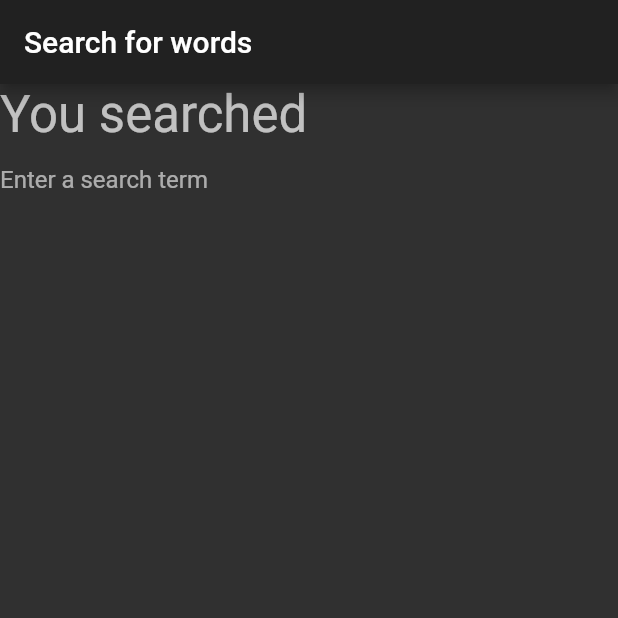
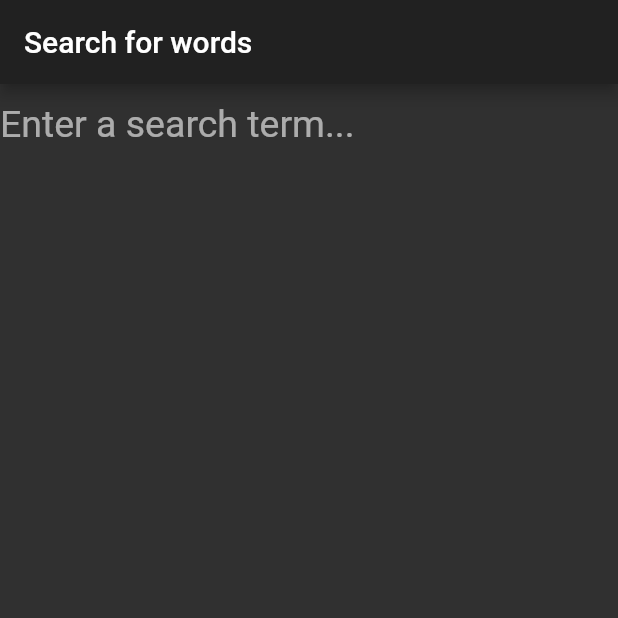
Before and after one commit to olfarmer/dark_dictionary, a Flutter app: the screen it shows after launch, on a phone screen of 412 x 824 dp, the top half of it. Run offline on Flutter 3.47's test engine with Material 2 defaults, Android fonts, the phone set to English and light mode, and no system bars; our stand-ins replace file_picker, permission_handler.

Commit message:
Improved style

```diff
--- a/lib/main.dart
+++ b/lib/main.dart
@@ -27,6 +27,7 @@ class SearchPage extends StatefulWidget {
 
   final String title;
   final Dictionary dictionary = Dictionary();
+  final textStyle = TextStyle(fontSize: 25,color: Colors.white);
 
   @override
   _SearchPageState createState() => _SearchPageState();
@@ -88,16 +89,19 @@ class Dictionary{
 class _SearchPageState extends State<SearchPage> {
   String _searchTerm = "";
   List<String> _result = [""];
+  final TextEditingController _searchController = new TextEditingController();
 
   void _performSearch(String term){
     setState(() {
       _searchTerm = term;
       _result = widget.dictionary.searchDictionaryEntries(term);
+      _searchController.clear();
     });
   }
 
   @override
   Widget build(BuildContext context) {
+
     return Scaffold(
       appBar: AppBar(
         title: Text(widget.title),
@@ -107,25 +111,28 @@ class _SearchPageState extends State<SearchPage> {
           mainAxisAlignment: MainAxisAlignment.start,
           crossAxisAlignment: CrossAxisAlignment.start,
           children: <Widget>[
+            TextField(
+              controller: _searchController,
+              decoration: InputDecoration(
+                border: InputBorder.none,
+                hintText: 'Enter a search term...',
+              ),
+              textInputAction: TextInputAction.search,
+              onSubmitted: _performSearch,
+              style: widget.textStyle,
+            ),
             Text(
-              'You searched $_searchTerm',
+              _searchTerm.length > 0 ? '$_searchTerm:' : "",
               style: Theme.of(context).textTheme.display1,
               textAlign: TextAlign.left,
             ),
-            TextField(
-              decoration: InputDecoration(
-                border: InputBorder.none,
-                hintText: 'Enter a search term',
-              ),
-              textInputAction: TextInputAction.search,
-              onSubmitted: _performSearch,
-            ),
+            SizedBox(height: 20),
             ListView.builder(
               scrollDirection: Axis.vertical,
               shrinkWrap: true,
               itemCount: _result?.length,
               itemBuilder: (BuildContext context, int index){
-                return Text(_result[index]);
+                return Text(_result[index].split("\t").skip(1).join("\t"), style: widget.textStyle,);
               },
             )
           ],
```
